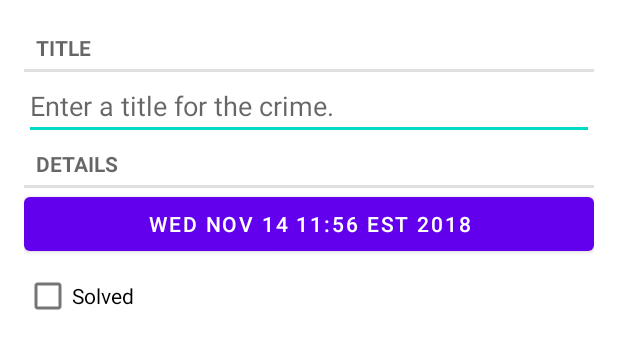
After one commit to UmiKitsune/BigNerdRanch, an Android app: the layout fragment_crime.xml on its own in the app's theme, with its tools: preview values and no code run, on a phone screen of 412 x 824 dp. The commit adds this screen. Shown: the top 349 px of the screen. Run offline under Robolectric (Android 15) with nearby library versions, the phone set to English and light mode, and no system bars.

Commit message:
9 lesson(fragments)

```diff
--- a/app/build.gradle
+++ b/app/build.gradle
@@ -29,6 +29,10 @@ android {
     kotlinOptions {
         jvmTarget = '1.8'
     }
+
+    viewBinding {
+        enabled true
+    }
 }
 
 dependencies {
@@ -37,6 +41,7 @@ dependencies {
     implementation 'androidx.appcompat:appcompat:1.5.1'
     implementation 'com.google.android.material:material:1.6.1'
     implementation 'androidx.constraintlayout:constraintlayout:2.1.4'
+    implementation 'androidx.legacy:legacy-support-v4:1.0.0'
     testImplementation 'junit:junit:4.+'
     androidTestImplementation 'androidx.test.ext:junit:1.1.5'
     androidTestImplementation 'androidx.test.espresso:espresso-core:3.5.1'
--- /dev/null
+++ b/app/src/main/res/layout/fragment_crime.xml
@@ -0,0 +1,40 @@
+<?xml version="1.0" encoding="utf-8"?>
+<LinearLayout xmlns:android="http://schemas.android.com/apk/res/android"
+    xmlns:tools="http://schemas.android.com/tools"
+    android:layout_width="match_parent"
+    android:layout_height="match_parent"
+    android:orientation="vertical"
+    android:layout_margin="16dp"
+    tools:context=".CrimeFragment">
+
+    <TextView
+        style="?android:listSeparatorTextViewStyle"
+        android:layout_width="match_parent"
+        android:layout_height="wrap_content"
+        android:text="@string/crime_title_label"/>
+
+    <EditText
+        android:id="@+id/crime_title"
+        android:layout_width="match_parent"
+        android:layout_height="wrap_content"
+        android:hint="@string/crime_title_hint"/>
+
+    <TextView
+        style="?android:listSeparatorTextViewStyle"
+        android:layout_width="match_parent"
+        android:layout_height="wrap_content"
+        android:text="@string/crime_details_label"/>
+
+    <Button
+        android:id="@+id/crime_date"
+        android:layout_width="match_parent"
+        android:layout_height="wrap_content"
+        tools:text="Wed Nov 14 11:56 EST 2018"/>
+
+    <CheckBox
+        android:id="@+id/crime_solved"
+        android:layout_width="match_parent"
+        android:layout_height="wrap_content"
+        android:text="@string/crime_solved_label"/>
+
+</LinearLayout>
--- a/app/src/main/res/values/strings.xml
+++ b/app/src/main/res/values/strings.xml
@@ -1,4 +1,8 @@
 <resources>
-    <string name="app_name">GeoQuiz</string>
+    <string name="app_name">Criminal Intent</string>
+    <string name="crime_title_hint">Enter a title for the crime.</string>
+    <string name="crime_title_label">Title</string>
+    <string name="crime_details_label">Details</string>
+    <string name="crime_solved_label">Solved</string>
 
 </resources>
```
Also changed, not shown: app/src/main/java/com/example/geoquiz/Crime.kt (added, +10 -0 lines), app/src/main/java/com/example/geoquiz/CrimeFragment.kt (added, +62 -0 lines), app/src/main/java/com/example/geoquiz/MainActivity.kt (+9 -0 lines), app/src/main/res/layout/activity_main.xml (+3 -6 lines).
